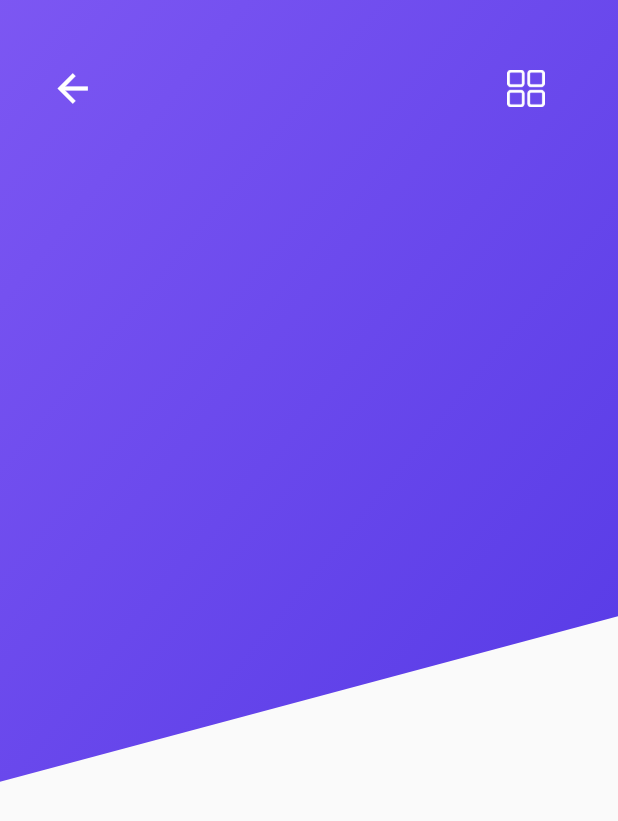
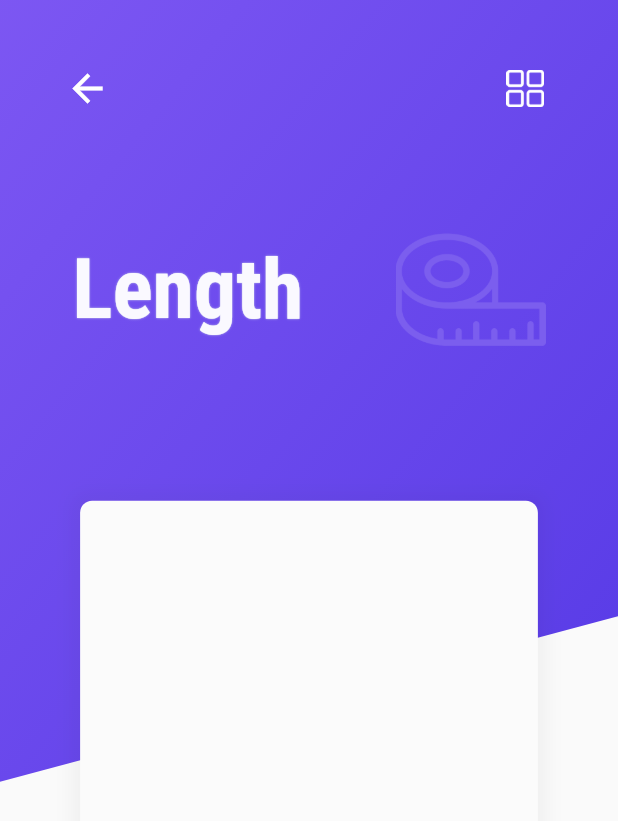
Before and after one commit to bharat-1809/Unito, a Flutter app: the screen it shows after launch, after a tap on "Length", on a phone screen of 412 x 824 dp. Shown: the top 821 px of the screen. Run offline on Flutter 3.47's test engine with Material 2 defaults, Android fonts, the phone set to English and light mode, and no system bars.

Commit message:
Updated Ui of Unit Conv

```diff
--- a/unit_converter_app/lib/screens/category_screen.dart
+++ b/unit_converter_app/lib/screens/category_screen.dart
@@ -58,6 +58,8 @@ class _CategoryScreenState extends State<CategoryScreen> {
 
   @override
   Widget build(BuildContext context) {
+
+    final width = MediaQuery.of(context).size.width;
     Widget _buildPortraitView() {
       return GridView.count(
         crossAxisCount: 2,
@@ -78,16 +80,21 @@ class _CategoryScreenState extends State<CategoryScreen> {
             Row(
               mainAxisAlignment: MainAxisAlignment.spaceEvenly,
               children: <Widget>[
+                SizedBox(width: width / 50),
                 Icon(
                   Icons.brightness_medium,
                   size: 30,
                   color: Color(0xff333237),
                 ),
-                SizedBox(width: MediaQuery.of(context).size.width / 2),
-                Image.asset(
-                  'assets/icons/fourB.png',
-                  height: 25,
-                  width: 25,
+                SizedBox(width: width / 2),
+                FlatButton(
+                  padding: EdgeInsets.all(0.0),
+                  onPressed: () {},
+                  child: Image.asset(
+                    'assets/icons/fourB.png',
+                    height: 25,
+                    width: 25,
+                  ),
                 ),
               ],
             ),
--- a/unit_converter_app/lib/screens/unit_screen.dart
+++ b/unit_converter_app/lib/screens/unit_screen.dart
@@ -7,22 +7,62 @@ class UnitConverter extends StatefulWidget {
 }
 
 class _UnitConverterState extends State<UnitConverter> {
+  final headText = TextStyle(
+    fontFamily: 'Roboto_Con',
+    fontSize: 56,
+    fontWeight: FontWeight.bold,
+    color: Color(0xfffaf9ff),
+    shadows: [
+      Shadow(
+        color: Color(0xffd6e0e9),
+        offset: Offset(0.0, 0.0),
+        blurRadius: 1,
+      ),
+    ],
+  );
+
   @override
   Widget build(BuildContext context) {
     final width = MediaQuery.of(context).size.height;
     final height = MediaQuery.of(context).size.width;
     final bgUIRotation = 15; // Rotation angle for background UI container
 
+    Widget unitInputContainer() {
+      return Container(
+        margin: EdgeInsets.all(5.0),
+        padding: EdgeInsets.all(16.0),
+        decoration: BoxDecoration(
+          color: Color(0xfffbfbfb),
+          borderRadius: BorderRadius.circular(8),
+          boxShadow: [
+            BoxShadow(
+              color: Color.fromRGBO(46, 46, 46, 0.05),
+              offset: Offset(0.0, 0.0),
+              spreadRadius: 5,
+              blurRadius: 10,
+            ),
+          ],
+        ),
+        height: 1.2 * height,
+        width: width / 2.7,
+      );
+    }
+
 // UI Design (Top of the stack)
     Widget _topDesign() {
       return Container(
+        color: Colors.transparent,
         child: Column(
           mainAxisAlignment: MainAxisAlignment.start,
           children: <Widget>[
-            SizedBox(height: 35),
+            SizedBox(height: 35), // Used for spacing
+            // Top Icon Row
             Row(
               mainAxisAlignment: MainAxisAlignment.spaceEvenly,
               children: <Widget>[
+                SizedBox(width: width / 50),
+
+                // Back Icon
                 IconButton(
                     icon: Icon(
                       Icons.arrow_back,
@@ -32,15 +72,40 @@ class _UnitConverterState extends State<UnitConverter> {
                     onPressed: () {
                       Navigator.pop(context);
                     }),
-                SizedBox(width: width / 3.8),
-                Image.asset(
-                  'assets/icons/fourW.png',
-                  height: 25,
-                  width: 25,
+                SizedBox(width: width / 4),
+
+                // Menu Icon
+                FlatButton(
+                  highlightColor: Colors.transparent,
+                  splashColor: Colors.transparent,
+                  padding: EdgeInsets.all(0),
+                  onPressed: () {},
+                  child: Image.asset(
+                    'assets/icons/fourW.png',
+                    height: 25,
+                    width: 25,
+                  ),
                 ),
                 SizedBox(width: 0.0),
               ],
             ),
+            SizedBox(height: 60),
+            Row(
+              mainAxisAlignment: MainAxisAlignment.spaceEvenly,
+              children: <Widget>[
+                SizedBox(width: 0.0),
+                Text("Length", style: headText),
+                SizedBox(width: 13.5),
+                Image.asset(
+                  'assets/icons/length2.png',
+                  height: 100,
+                  width: 100,
+                ),
+                SizedBox(width: 0.0),
+              ],
+            ),
+            SizedBox(height: height / 4.8),
+            unitInputContainer(),
           ],
         ),
       );
@@ -52,7 +117,7 @@ class _UnitConverterState extends State<UnitConverter> {
         Container(
           height: height,
           width: width,
-          color: Color(0xfffbfbfb),
+          color: Color(0xfff5f5f5),
         ),
         Positioned(
           top: -200.0,
@@ -61,7 +126,11 @@ class _UnitConverterState extends State<UnitConverter> {
             height: 2 * height,
             width: width,
             decoration: BoxDecoration(
-              gradient: LinearGradient(colors: [Color(0xff5035e4), Color(0xff9a6dfc)], begin: Alignment(0.8,1.5), end: Alignment.topLeft,),
+              gradient: LinearGradient(
+                colors: [Color(0xff5035e4), Color(0xff9a6dfc)],
+                begin: Alignment(0.8, 1.5),
+                end: Alignment.topLeft,
+              ),
             ),
             transform: Matrix4.rotationZ(-bgUIRotation * 0.0174533),
           ),
```
Also changed, not shown: 1 other file.
